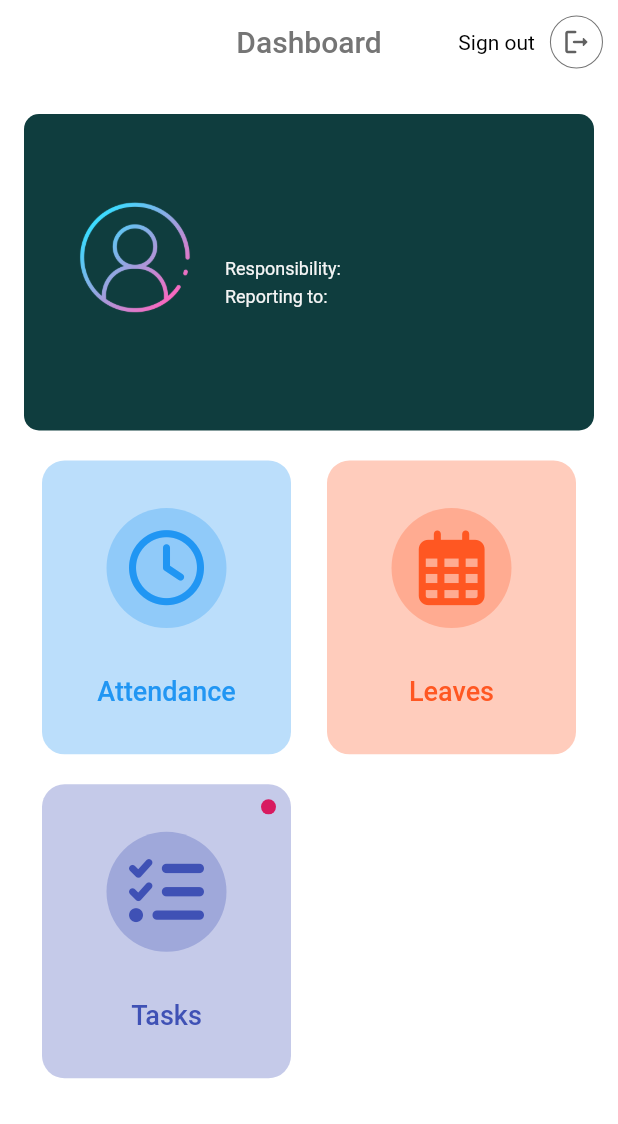
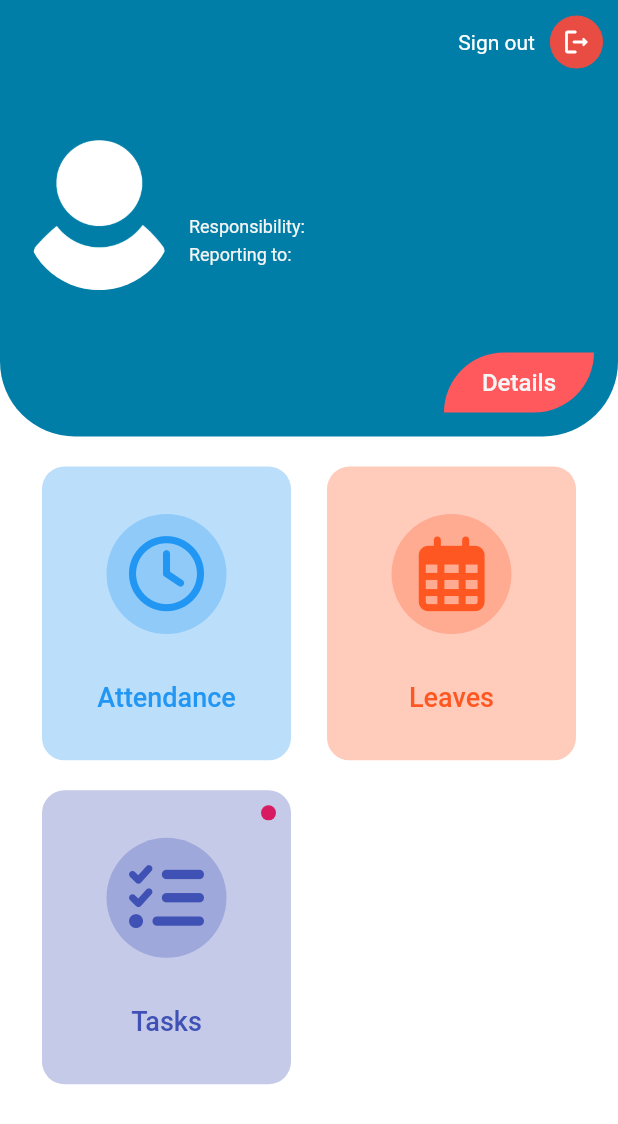
Before and after one commit to hunter7149/remark_attendance, a Flutter app: the HomeView screen opened directly with empty values, on a phone screen of 412 x 824 dp. Shown: the top 1124 px of the screen. Run offline on Flutter 3.47's test engine with Material 2 defaults, Android fonts, the phone set to English and light mode, and no system bars; drawn by our look-alikes of cached_network_image, zoom_tap_animation; our stand-ins replace date_time_picker, dio, expandable, firebase_core, firebase_messaging, flutter_local_notifications and 7 more; missing offline and left inert: ntp, platform_device_id; accounts and stored records are empty; network calls fail.

Commit message:
"App design changed"

```diff
--- a/lib/app/api/provider/provider.dart
+++ b/lib/app/api/provider/provider.dart
@@ -15,7 +15,8 @@ abstract class Providers implements CallBack {
     Map<String, dynamic> finalMap = map;
     finalMap['version_code'] =
         await PackageInfo.fromPlatform().then((value) => value.buildNumber);
-    finalMap['macAdds'] = "c295f3a8cebb9807";
+    // finalMap['macAdds'] = "c295f3a8cebb9807";
+    finalMap['macAdds'] = Pref.readData(key: Pref.DEVICE_IDENTITY).toString();
     finalMap['os'] = Platform.isAndroid ? 'android' : 'ios';
 
     // if (Pref.readData(key: Pref.LOGIN_INFORMATION) != null)
@@ -37,7 +38,8 @@ abstract class Providers implements CallBack {
     Map<String, dynamic> finalMap = map;
     finalMap['version_code'] =
         await PackageInfo.fromPlatform().then((value) => value.buildNumber);
-    finalMap['macAdds'] = "c295f3a8cebb9807";
+    // finalMap['macAdds'] = "c295f3a8cebb9807";
+    finalMap['macAdds'] = Pref.readData(key: Pref.DEVICE_IDENTITY).toString();
     finalMap['os'] = Platform.isAndroid ? 'android' : 'ios';
     // finalMap['token'] = token;
 
--- a/lib/app/modules/home/views/home_view.dart
+++ b/lib/app/modules/home/views/home_view.dart
@@ -35,11 +35,11 @@ class HomeView extends GetView<HomeController> {
           // ),
           elevation: 0,
           automaticallyImplyLeading: false,
-          backgroundColor: Colors.white,
-          title: Text(
-            'Dashboard',
-            style: TextStyle(color: Colors.grey.shade600),
-          ),
+          backgroundColor: AppColors.modernBlue,
+          // title: Text(
+          //   'Dashboard',
+          //   style: TextStyle(color: Colors.grey.shade100),
+          // ),
           centerTitle: true,
           actions: [
             ZoomTapAnimation(
@@ -50,18 +50,21 @@ class HomeView extends GetView<HomeController> {
                 children: [
                   Text(
                     "Sign out",
-                    style: TextStyle(color: Colors.black),
+                    style: TextStyle(color: Colors.white),
                   ),
                   Container(
                     margin: EdgeInsets.all(10),
                     padding: EdgeInsets.all(7),
                     decoration: BoxDecoration(
+                        color: AppColors.modernSexyRed,
                         borderRadius: BorderRadius.circular(100),
                         border: Border.all(
-                            width: 0.7, color: Colors.grey.shade600)),
+                          width: 0.7,
+                          color: AppColors.modernSexyRed,
+                        )),
                     child: Icon(
                       Icons.logout_rounded,
-                      color: Colors.grey.shade700,
+                      color: Colors.white,
                       size: 20,
                     ),
                   ),
@@ -72,11 +75,11 @@ class HomeView extends GetView<HomeController> {
         ),
         body: SafeArea(
             child: Container(
-          padding: EdgeInsets.symmetric(horizontal: 16),
+          // padding: EdgeInsets.symmetric(horizontal: 16),
           child: Column(children: [
-            SizedBox(
-              height: 20,
-            ),
+            // SizedBox(
+            //   height: 20,
+            // ),
             //-------------------Profile Section-----------------//
             Obx(
               () => controller.userProfile.isEmpty
@@ -84,11 +87,13 @@ class HomeView extends GetView<HomeController> {
                   : Container(
                       width: double.maxFinite,
                       // height: 400,
-                      padding: EdgeInsets.all(24),
+                      padding: EdgeInsets.all(16),
                       decoration: BoxDecoration(
-                        color: AppColors.modernDeepSea,
+                        color: AppColors.modernBlue,
                         // color: Colors.grey.shade100,
-                        borderRadius: BorderRadius.circular(10),
+                        borderRadius: BorderRadius.only(
+                            bottomLeft: Radius.circular(50),
+                            bottomRight: Radius.circular(50)),
 
                         // border: Border.all(width: 0.5, color: Colors.grey.shade400)
                       ),
@@ -112,7 +117,10 @@ class HomeView extends GetView<HomeController> {
                                       placeholder: (context, url) => Center(
                                           child: CircularProgressIndicator()),
                                       errorWidget: (context, url, error) =>
-                                          Image.asset('assets/logo/user.png'),
+                                          Image.asset(
+                                        'assets/logo/user.png',
+                                        color: Colors.white,
+                                      ),
                                     ),
                                   ),
                                 ),
@@ -204,32 +212,34 @@ class HomeView extends GetView<HomeController> {
                           Row(
                             mainAxisAlignment: MainAxisAlignment.end,
                             children: [
-                              // ZoomTapAnimation(
-                              //   onTap: () {
-                              //     Get.toNamed(Routes.PROFILEVIEWSCREEN,
-                              //         arguments: controller.userInfo);
-                              //   },
-                              //   onLongTap: () {
-                              //     Get.toNamed(Routes.PROFILEEDITSCREEN,
-                              //         arguments: controller.userInfo);
-                              //   },
-                              //   child: Container(
-                              //     height: 40,
-                              //     width: 100,
-                              //     decoration: BoxDecoration(
-                              //         color: AppColors.modernCoral,
-                              //         borderRadius: BorderRadius.circular(8)),
-                              //     child: Center(
-                              //       child: Text(
-                              //         "Details",
-                              //         style: TextStyle(
-                              //             fontSize: 16,
-                              //             color: Colors.grey.shade100,
-                              //             fontWeight: FontWeight.w500),
-                              //       ),
-                              //     ),
-                              //   ),
-                              // )
+                              ZoomTapAnimation(
+                                onTap: () {
+                                  Get.toNamed(Routes.PROFILEVIEWSCREEN,
+                                      arguments: controller.userInfo);
+                                },
+                                onLongTap: () {
+                                  Get.toNamed(Routes.PROFILEEDITSCREEN,
+                                      arguments: controller.userInfo);
+                                },
+                                child: Container(
+                                  height: 40,
+                                  width: 100,
+                                  decoration: BoxDecoration(
+                                      color: AppColors.modernRed,
+                                      borderRadius: BorderRadius.only(
+                                          bottomRight: Radius.circular(50),
+                                          topLeft: Radius.circular(50))),
+                                  child: Center(
+                                    child: Text(
+                                      "Details",
+                                      style: TextStyle(
+                                          fontSize: 16,
+                                          color: Colors.grey.shade100,
+                                          fontWeight: FontWeight.w500),
+                                    ),
+                                  ),
+                                ),
+                              )
                             ],
                           )
                         ],
@@ -252,6 +262,7 @@ class HomeView extends GetView<HomeController> {
             Expanded(
               flex: 3,
               child: Container(
+                padding: EdgeInsets.symmetric(horizontal: 16),
                 // height: MediaQuery.of(context).size.height / 1.5,
                 child: GridView.count(
                     //scrollDirection: Axis.vertical,
--- a/lib/app/modules/leavescreen/views/leavescreen_view.dart
+++ b/lib/app/modules/leavescreen/views/leavescreen_view.dart
@@ -21,7 +21,7 @@ class LeavescreenView extends GetView<LeavescreenController> {
     return Scaffold(
         backgroundColor: Colors.white,
         appBar: COMMONWIDGET.globalAppBar(
-            leadingIcon: FontAwesomeIcons.calendar,
+            leadingIcon: Icons.arrow_back,
             tittle: "Leaves Management",
             backFunction: () {
               Get.back();
```
Also changed, not shown: lib/app/data/globals/common_widgets.dart (+13 -9 lines), lib/app/modules/attendancescreen/controllers/attendancescreen_controller.dart (+41 -6 lines), lib/app/modules/attendancescreen/views/attendancescreen_view.dart (+121 -61 lines), assets/logo/user.png.
